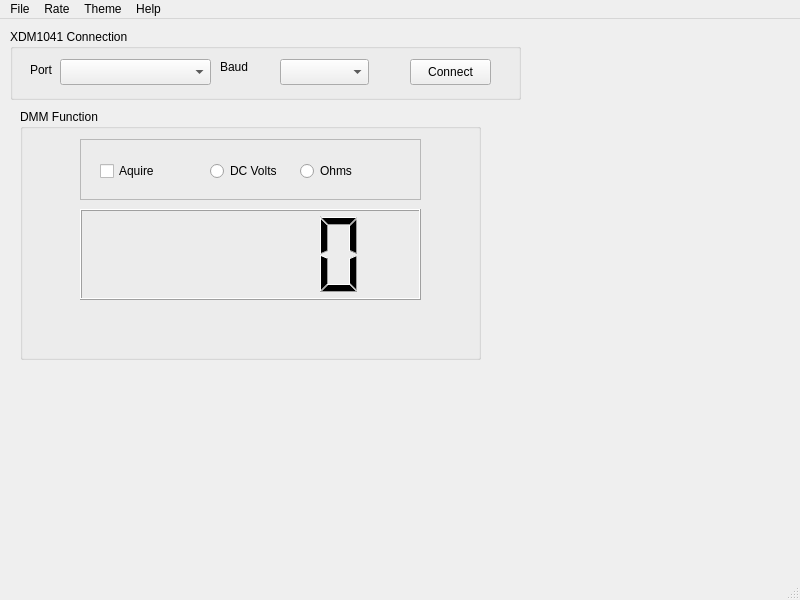
Above: XDM1041_GUI.ui from jsmithcarlsbad/XDM1041-GUI before the change. Below: the same form after it.
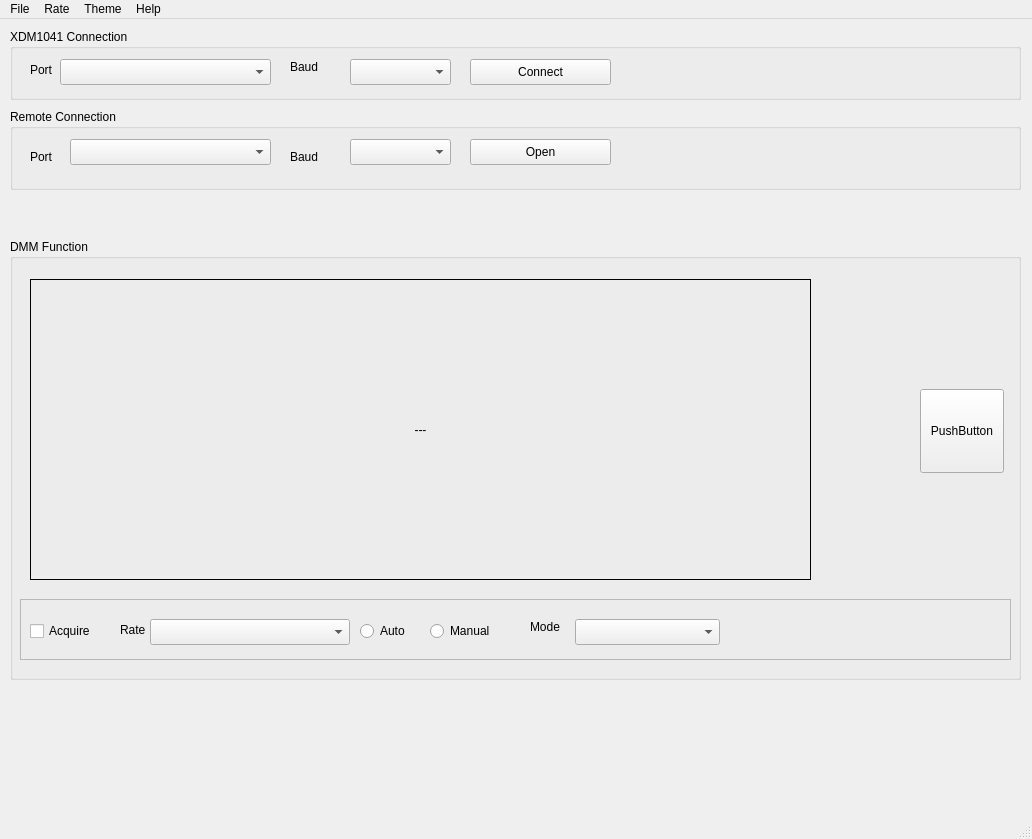
That is the form after the change.

Patch:
```diff
--- a/XDM1041_GUI.ui
+++ b/XDM1041_GUI.ui
@@ -6,8 +6,8 @@
    <rect>
     <x>0</x>
     <y>0</y>
-    <width>800</width>
-    <height>600</height>
+    <width>1032</width>
+    <height>839</height>
    </rect>
   </property>
   <property name="windowTitle">
@@ -19,7 +19,7 @@
      <rect>
       <x>10</x>
       <y>10</y>
-      <width>511</width>
+      <width>1011</width>
       <height>71</height>
      </rect>
     </property>
@@ -44,7 +44,7 @@
       <rect>
        <x>50</x>
        <y>30</y>
-       <width>151</width>
+       <width>211</width>
        <height>26</height>
       </rect>
      </property>
@@ -52,7 +52,7 @@
     <widget class="QLabel" name="label_2">
      <property name="geometry">
       <rect>
-       <x>210</x>
+       <x>280</x>
        <y>30</y>
        <width>49</width>
        <height>16</height>
@@ -65,9 +65,9 @@
     <widget class="QComboBox" name="comboBox_XDM1041_BaudRate">
      <property name="geometry">
       <rect>
-       <x>270</x>
+       <x>340</x>
        <y>30</y>
-       <width>89</width>
+       <width>101</width>
        <height>26</height>
       </rect>
      </property>
@@ -75,9 +75,9 @@
     <widget class="QPushButton" name="pushButton_XDM1041_Connect">
      <property name="geometry">
       <rect>
-       <x>400</x>
+       <x>460</x>
        <y>30</y>
-       <width>81</width>
+       <width>141</width>
        <height>26</height>
       </rect>
      </property>
@@ -89,31 +89,40 @@
    <widget class="QGroupBox" name="groupBox_2">
     <property name="geometry">
      <rect>
-      <x>20</x>
-      <y>90</y>
-      <width>461</width>
-      <height>251</height>
+      <x>10</x>
+      <y>220</y>
+      <width>1011</width>
+      <height>441</height>
      </rect>
     </property>
     <property name="title">
      <string>DMM Function</string>
     </property>
-    <widget class="QLCDNumber" name="lcdNumber_XDM1041_MeasuredValue">
+    <widget class="QLabel" name="lcdNumber_XDM1041_MeasuredValue">
      <property name="geometry">
       <rect>
-       <x>60</x>
-       <y>100</y>
-       <width>341</width>
-       <height>91</height>
+       <x>20</x>
+       <y>40</y>
+       <width>781</width>
+       <height>301</height>
       </rect>
      </property>
+     <property name="frameShape">
+      <enum>QFrame::Shape::Box</enum>
+     </property>
+     <property name="text">
+      <string>---</string>
+     </property>
+     <property name="alignment">
+      <set>Qt::AlignmentFlag::AlignCenter</set>
+     </property>
     </widget>
     <widget class="QFrame" name="frame">
      <property name="geometry">
       <rect>
-       <x>60</x>
-       <y>30</y>
-       <width>341</width>
+       <x>10</x>
+       <y>360</y>
+       <width>991</width>
        <height>61</height>
       </rect>
      </property>
@@ -123,45 +132,201 @@
      <property name="frameShadow">
       <enum>QFrame::Shadow::Raised</enum>
      </property>
-     <widget class="QRadioButton" name="radioButton_XDM1041_DcVolts">
+     <widget class="QCheckBox" name="checkBox_Acquire">
+      <property name="geometry">
+       <rect>
+        <x>10</x>
+        <y>20</y>
+        <width>71</width>
+        <height>24</height>
+       </rect>
+      </property>
+      <property name="text">
+       <string>Acquire</string>
+      </property>
+     </widget>
+     <widget class="QComboBox" name="comboBox_XDM1041_Mode">
+      <property name="geometry">
+       <rect>
+        <x>555</x>
+        <y>20</y>
+        <width>145</width>
+        <height>26</height>
+       </rect>
+      </property>
+     </widget>
+     <widget class="QComboBox" name="comboBox_SampleRate">
       <property name="geometry">
        <rect>
         <x>130</x>
         <y>20</y>
-        <width>81</width>
-        <height>24</height>
+        <width>200</width>
+        <height>26</height>
        </rect>
       </property>
+     </widget>
+     <widget class="QLabel" name="label_3">
+      <property name="geometry">
+       <rect>
+        <x>100</x>
+        <y>20</y>
+        <width>31</width>
+        <height>21</height>
+       </rect>
+      </property>
       <property name="text">
-       <string>DC Volts</string>
+       <string>Rate</string>
       </property>
      </widget>
-     <widget class="QRadioButton" name="radioButton_XD1041_Ohms">
+     <widget class="QLabel" name="label_4">
       <property name="geometry">
        <rect>
-        <x>220</x>
+        <x>510</x>
         <y>20</y>
-        <width>98</width>
+        <width>41</width>
+        <height>16</height>
+       </rect>
+      </property>
+      <property name="text">
+       <string>Mode</string>
+      </property>
+     </widget>
+     <widget class="QRadioButton" name="radioButton_AutoRange">
+      <property name="geometry">
+       <rect>
+        <x>340</x>
+        <y>20</y>
+        <width>61</width>
         <height>24</height>
        </rect>
       </property>
       <property name="text">
-       <string>Ohms</string>
+       <string>Auto</string>
       </property>
      </widget>
-     <widget class="QCheckBox" name="checkBox_Aquire">
+     <widget class="QRadioButton" name="radioButton_ManualRange">
       <property name="geometry">
        <rect>
-        <x>20</x>
+        <x>410</x>
         <y>20</y>
-        <width>84</width>
+        <width>90</width>
         <height>24</height>
        </rect>
       </property>
       <property name="text">
-       <string>Aquire</string>
+       <string>Manual</string>
       </property>
      </widget>
+    </widget>
+    <widget class="QFrame" name="frame_MultiMeterIcon_1">
+     <property name="geometry">
+      <rect>
+       <x>810</x>
+       <y>150</y>
+       <width>84</width>
+       <height>84</height>
+      </rect>
+     </property>
+     <property name="autoFillBackground">
+      <bool>false</bool>
+     </property>
+     <property name="frameShape">
+      <enum>QFrame::Shape::NoFrame</enum>
+     </property>
+     <property name="frameShadow">
+      <enum>QFrame::Shadow::Plain</enum>
+     </property>
+    </widget>
+    <widget class="QPushButton" name="pushButton_RangeCycle">
+     <property name="geometry">
+      <rect>
+       <x>910</x>
+       <y>150</y>
+       <width>84</width>
+       <height>84</height>
+      </rect>
+     </property>
+     <property name="text">
+      <string>PushButton</string>
+     </property>
+     <property name="iconSize">
+      <size>
+       <width>84</width>
+       <height>84</height>
+      </size>
+     </property>
+    </widget>
+   </widget>
+   <widget class="QGroupBox" name="groupBox_3">
+    <property name="geometry">
+     <rect>
+      <x>10</x>
+      <y>90</y>
+      <width>1011</width>
+      <height>81</height>
+     </rect>
+    </property>
+    <property name="title">
+     <string>Remote Connection</string>
+    </property>
+    <widget class="QLabel" name="label_5">
+     <property name="geometry">
+      <rect>
+       <x>20</x>
+       <y>40</y>
+       <width>31</width>
+       <height>16</height>
+      </rect>
+     </property>
+     <property name="text">
+      <string>Port</string>
+     </property>
+    </widget>
+    <widget class="QComboBox" name="comboBox_RemotePort">
+     <property name="geometry">
+      <rect>
+       <x>60</x>
+       <y>30</y>
+       <width>201</width>
+       <height>26</height>
+      </rect>
+     </property>
+    </widget>
+    <widget class="QLabel" name="label_6">
+     <property name="geometry">
+      <rect>
+       <x>280</x>
+       <y>40</y>
+       <width>31</width>
+       <height>16</height>
+      </rect>
+     </property>
+     <property name="text">
+      <string>Baud</string>
+     </property>
+    </widget>
+    <widget class="QComboBox" name="comboBox_RemoteBaud">
+     <property name="geometry">
+      <rect>
+       <x>340</x>
+       <y>30</y>
+       <width>101</width>
+       <height>26</height>
+      </rect>
+     </property>
+    </widget>
+    <widget class="QPushButton" name="pushButton_RemoteOpen">
+     <property name="geometry">
+      <rect>
+       <x>460</x>
+       <y>30</y>
+       <width>141</width>
+       <height>26</height>
+      </rect>
+     </property>
+     <property name="text">
+      <string>Open</string>
+     </property>
     </widget>
    </widget>
   </widget>
@@ -170,7 +335,7 @@
     <rect>
      <x>0</x>
      <y>0</y>
-     <width>800</width>
+     <width>1032</width>
      <height>33</height>
     </rect>
    </property>
```
Left out of the diff: 2 changed lines with no effect on the pictures.
